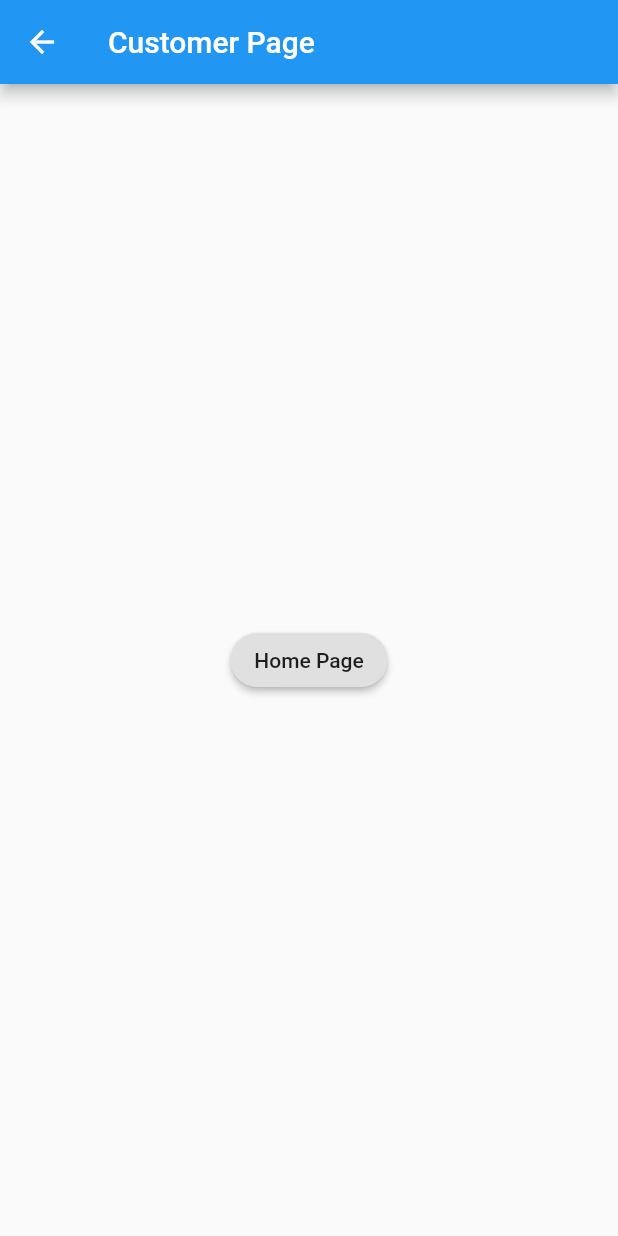
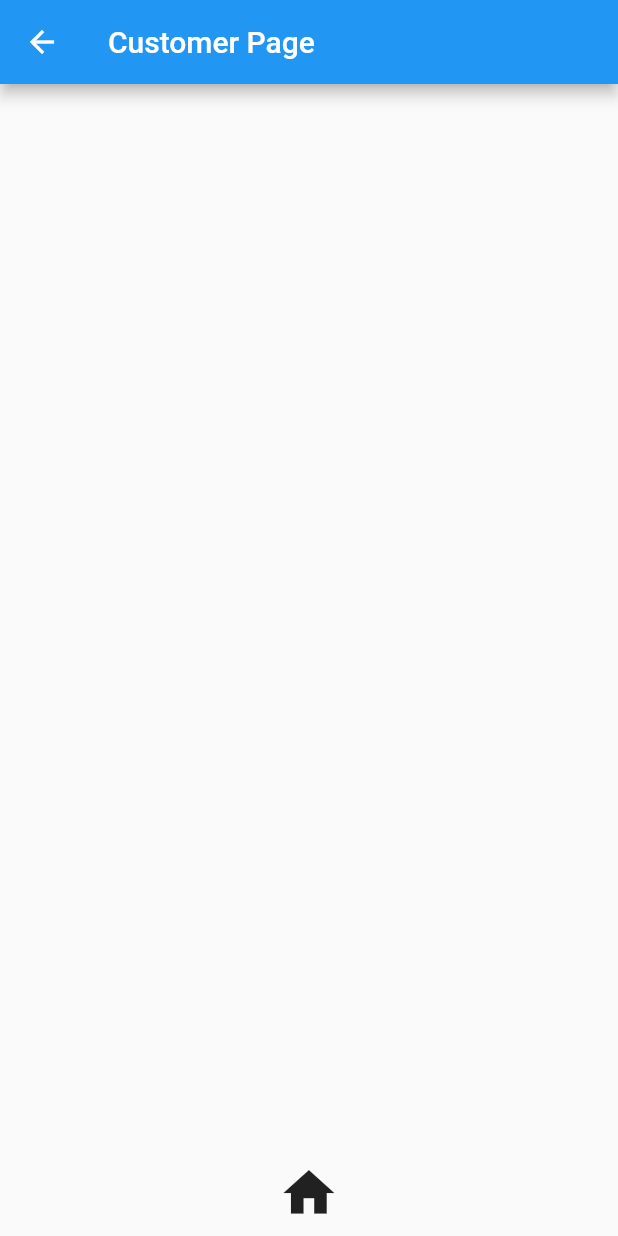
Before and after one commit to aaronchan32/voiceanize, a Flutter app: the screen it shows after launch, after a tap on "Customer", on a phone screen of 412 x 824 dp. Run offline on Flutter 3.47's test engine with Material 2 defaults, Android fonts, the phone set to English and light mode, and no system bars.

Commit message:
7/15 update for kevin

```diff
--- /dev/null
+++ b/lib/aboutpage.dart
@@ -0,0 +1,26 @@
+import 'package:flutter/material.dart';
+import 'global.dart';
+
+class AboutPage extends StatelessWidget {
+  //Business Owner Page
+  @override
+  Widget build(BuildContext context) {
+    dWidth = MediaQuery.of(context).size.width;
+    dHeight = MediaQuery.of(context).size.height;
+    return Scaffold(
+      appBar: AppBar(
+        title: Text('About Page'),
+      ),
+      body: Align(
+          alignment: Alignment.bottomCenter,
+          child: IconButton(
+            icon: Icon(Icons.home),
+            iconSize: dWidth * 0.1,
+            tooltip: "Return to Home",
+            onPressed: () {
+              Navigator.pop(context);
+            },
+      )),
+    );
+  }
+}
--- /dev/null
+++ b/lib/customerpage.dart
@@ -0,0 +1,25 @@
+import 'package:flutter/material.dart';
+import 'global.dart';
+
+class CustomerPage extends StatelessWidget {
+  //Customer Page
+  @override
+  Widget build(BuildContext context) {
+    dWidth = MediaQuery.of(context).size.width;
+    dHeight = MediaQuery.of(context).size.height;
+    return Scaffold(
+      appBar: AppBar(
+        title: Text('Customer Page')),
+      body: Align(
+          alignment: Alignment.bottomCenter,
+          child: IconButton(
+            icon: Icon(Icons.home),
+            iconSize: dWidth * 0.1,
+            tooltip: "Return to Home",
+            onPressed: () {
+              Navigator.pop(context);
+            },
+          )),
+    );
+  }
+}
--- /dev/null
+++ b/lib/global.dart
@@ -0,0 +1,3 @@
+double dWidth;
+double dHeight;
+double dSize;
--- a/lib/main.dart
+++ b/lib/main.dart
@@ -1,12 +1,18 @@
 import 'package:flutter/material.dart';
+import 'global.dart';
+import 'aboutpage.dart';
+import 'ownerpage.dart';
+import 'customerpage.dart';
 
-
-void main() => runApp(MyApp());
+void main() {
+  runApp(MyApp());
+}
 
 class MyApp extends StatelessWidget {
   @override
   Widget build(BuildContext context) {
     return MaterialApp(
+      debugShowCheckedModeBanner: false,
       home: HomePage(),
     );
   }
@@ -15,8 +21,8 @@ class MyApp extends StatelessWidget {
 class HomePage extends StatelessWidget {
   @override
   Widget build(BuildContext context) {
-    double dheight = MediaQuery.of(context).size.height;
-    double dwidth = MediaQuery.of(context).size.width;
+    dWidth = MediaQuery.of(context).size.width;
+    dHeight = MediaQuery.of(context).size.height;
     return Scaffold(
       body: Center(
         child: Stack(
@@ -35,59 +41,145 @@ class HomePage extends StatelessWidget {
               Container(
                 //Text
                 alignment: Alignment.topCenter,
-                padding: EdgeInsets.only(top: dheight * 0.2),
+                padding: EdgeInsets.only(top: dHeight * 0.2),
                 child: Text(
                   'Welcome to Voiceanize',
                   style: TextStyle(
+                      shadows: [
+                        Shadow(
+                          blurRadius: 15.0,
+                          color: Colors.black,
+                        )
+                      ],
                       color: Colors.white,
                       fontWeight: FontWeight.w500,
-                      fontSize: 30.0,
+                      fontSize: 30,
                       fontFamily: 'Google Sans'),
                 ),
               ),
               Container(
                   //Button to About Page
+
                   alignment: Alignment.center,
-                  padding: EdgeInsets.only(top: dheight * 0.1),
+                  padding: EdgeInsets.only(top: dHeight * 0.1),
+                  child: ButtonTheme(
+                      minWidth: dWidth * 0.5,
+                      height: dHeight * 0.08,
                       child: RaisedButton(
                           shape: RoundedRectangleBorder(
-                        borderRadius: BorderRadius.circular(20)),
-                    onPressed: () {
-                      Navigator.push(context,
-                          MaterialPageRoute(builder: (context) => AboutPage()));
-                    },
-                    child: Text('About'),
-                  )),
-              Container(
-                  //Button to Business Page
-                  alignment: Alignment.center,
-                  padding: EdgeInsets.only(top: dheight * 0.05),
-                  child: RaisedButton(
-                    shape: RoundedRectangleBorder(
-                        borderRadius: BorderRadius.circular(20)),
+                              borderRadius: BorderRadius.circular(30)),
+                          padding: EdgeInsets.all(0),
                           onPressed: () {
                             Navigator.push(
                                 context,
                                 MaterialPageRoute(
-                              builder: (context) => BusinessPage()));
+                                    builder: (context) => AboutPage()));
                           },
-                    child: Text('Business Owner'),
-                  )),
+                          child: Ink(
+                              decoration: BoxDecoration(
+                                gradient: LinearGradient(
+                                    colors: [
+                                      (Color(0xff3892FF)),
+                                      (Color(0xff67D3FF))
+                                    ],
+                                    begin: Alignment.topCenter,
+                                    end: Alignment.bottomCenter),
+                                borderRadius: BorderRadius.circular(30.0),
+                              ),
+                              child: Container(
+                                constraints: BoxConstraints(
+                                    maxWidth: dWidth * 0.5,
+                                    minHeight: dHeight * 0.08),
+                                alignment: Alignment.center,
+                                child: Text(
+                                  "About",
+                                  style: TextStyle(
+                                    color: Colors.white,
+                                    fontFamily: 'Google Sans',
+                                    fontSize: 18,
+                                  ),
+                                ),
+                              ))))),
               Container(
-                  //Button to About Page
+                  //Button to Owner Page
                   alignment: Alignment.center,
-                  padding: EdgeInsets.only(top: dheight * 0.05),
+                  padding: EdgeInsets.only(top: dHeight * 0.06),
+                  child: ButtonTheme(
+                      minWidth: dWidth * 0.5,
+                      height: dHeight * 0.08,
                       child: RaisedButton(
                           shape: RoundedRectangleBorder(
-                        borderRadius: BorderRadius.circular(20)),
+                              borderRadius: BorderRadius.circular(30)),
+                          padding: EdgeInsets.all(0),
+                          onPressed: () {
+                            Navigator.push(
+                                context,
+                                MaterialPageRoute(
+                                    builder: (context) => OwnerPage()));
+                          },
+                          child: Ink(
+                              decoration: BoxDecoration(
+                                gradient: LinearGradient(
+                                    colors: [
+                                      (Color(0xff3892FF)),
+                                      (Color(0xff67D3FF))
+                                    ],
+                                    begin: Alignment.topCenter,
+                                    end: Alignment.bottomCenter),
+                                borderRadius: BorderRadius.circular(30.0),
+                              ),
+                              child: Container(
+                                constraints: BoxConstraints(
+                                    maxWidth: dWidth * 0.5,
+                                    minHeight: dHeight * 0.08),
+                                alignment: Alignment.center,
+                                child: Text("Owner",
+                                    style: TextStyle(
+                                      color: Colors.white,
+                                      fontFamily: 'Google Sans',
+                                      fontSize: 18,
+                                    )),
+                              ))))),
+              Container(
+                  //Button to Customer Page
+                  alignment: Alignment.center,
+                  padding: EdgeInsets.only(top: dHeight * 0.06),
+                  child: ButtonTheme(
+                      minWidth: dWidth * 0.5,
+                      height: dHeight * 0.08,
+                      child: RaisedButton(
+                          shape: RoundedRectangleBorder(
+                              borderRadius: BorderRadius.circular(30)),
+                          padding: EdgeInsets.all(0),
                           onPressed: () {
                             Navigator.push(
                                 context,
                                 MaterialPageRoute(
                                     builder: (context) => CustomerPage()));
                           },
-                    child: Text('Customer'),
+                          child: Ink(
+                              decoration: BoxDecoration(
+                                gradient: LinearGradient(
+                                    colors: [
+                                      (Color(0xff3892FF)),
+                                      (Color(0xff67D3FF))
+                                    ],
+                                    begin: Alignment.topCenter,
+                                    end: Alignment.bottomCenter),
+                                borderRadius: BorderRadius.circular(30.0),
+                              ),
+                              child: Container(
+                                constraints: BoxConstraints(
+                                    maxWidth: dWidth * 0.5,
+                                    minHeight: dHeight * 0.08),
+                                alignment: Alignment.center,
+                                child: Text("Customer",
+                                    style: TextStyle(
+                                      color: Colors.white,
+                                      fontFamily: 'Google Sans',
+                                      fontSize: 18,
                                     )),
+                              ))))),
             ])
           ],
         ),
@@ -95,61 +187,3 @@ class HomePage extends StatelessWidget {
     );
   }
 }
-
-class AboutPage extends StatelessWidget {
-  //About Page
-  @override
-  Widget build(BuildContext context) {
-    double dheight = MediaQuery.of(context).size.height;
-    double dwidth = MediaQuery.of(context).size.width;
-    return Scaffold(
-      appBar: AppBar(title: Text('About Page')),
-      body: Center(
-          child: IconButton(
-            icon: Icon(Icons.home),
-            iconSize: dwidth * 0.1,
-            tooltip: "Return to Home",
-            onPressed: () {
-              Navigator.pop(context);
-            },
-
-      )),
-    );
-  }
-}
-
-class BusinessPage extends StatelessWidget {
-  //Business Owner Page
-  @override
-  Widget build(BuildContext context) {
-    return Scaffold(
-      appBar: AppBar(title: Text('Business Owner Page')),
-      body: Center(
-          child: RaisedButton(
-        shape: RoundedRectangleBorder(borderRadius: BorderRadius.circular(20)),
-        onPressed: () {
-          Navigator.pop(context);
-        },
-        child: Text('Home Page'),
-      )),
-    );
-  }
-}
-
-class CustomerPage extends StatelessWidget {
-  //Customer Page
-  @override
-  Widget build(BuildContext context) {
-    return Scaffold(
-      appBar: AppBar(title: Text('Customer Page')),
-      body: Center(
-          child: RaisedButton(
-        shape: RoundedRectangleBorder (borderRadius: BorderRadius.circular(20)),
-        onPressed: () {
-          Navigator.pop(context);
-        },
-        child: Text('Home Page'),
-      )),
-    );
-  }
-}
--- /dev/null
+++ b/lib/ownerpage.dart
@@ -0,0 +1,26 @@
+import 'package:flutter/material.dart';
+import 'global.dart';
+
+class OwnerPage extends StatelessWidget {
+  //Business Owner Page
+  @override
+  Widget build(BuildContext context) {
+    dWidth = MediaQuery.of(context).size.width;
+    dHeight = MediaQuery.of(context).size.height;
+    return Scaffold(
+      appBar: AppBar(
+        title: Text('Owner Page'),
+      ),
+      body: Align(
+          alignment: Alignment.bottomCenter,
+          child: IconButton(
+            icon: Icon(Icons.home),
+            iconSize: dWidth * 0.1,
+            tooltip: "Return to Home",
+            onPressed: () {
+              Navigator.pop(context);
+            },
+          )),
+    );
+  }
+}
```
Lines whose indentation alone changed are shown as unchanged.
